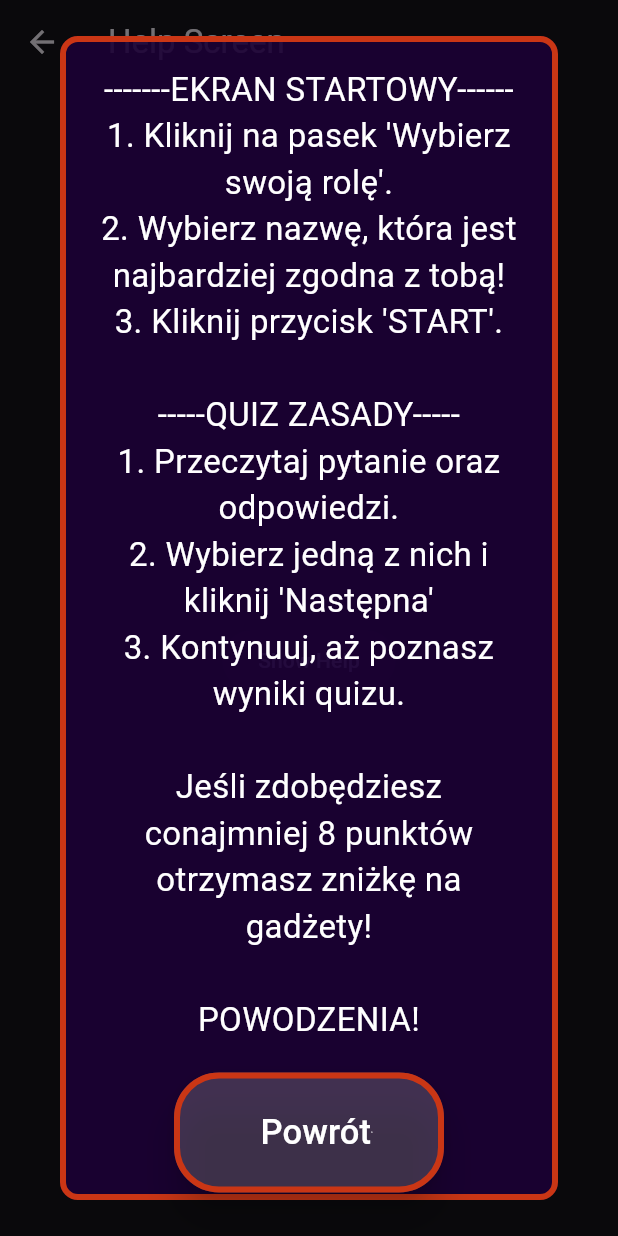
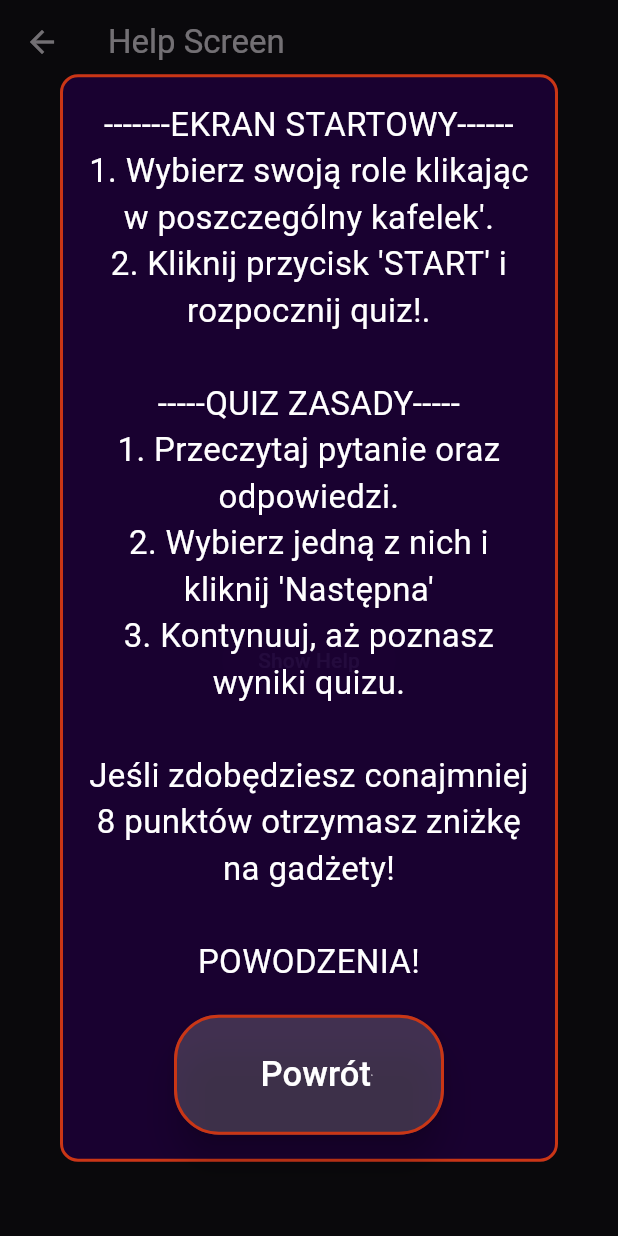
Before and after one commit to SzymonCzermak/planetquiz, a Flutter app: the HelpWidget screen opened directly, after a tap on "Show Help", on a phone screen of 412 x 824 dp. Run offline on Flutter 3.47's test engine with Material 3 defaults, Android fonts, the phone set to English and light mode, and no system bars; drawn by our look-alikes of animated_text_kit; our stand-ins replace audioplayers, firebase_core, firebase_database, video_player; missing offline and left inert: button_animations, timer_button; accounts and stored records are empty; Roboto replaces fonts that are missing (BungeeSpice); project files that could hold a hidden picture were left out.

```diff
--- a/planetquiz/lib/styles.dart
+++ b/planetquiz/lib/styles.dart
@@ -6,4 +6,4 @@ const Color violet2 =Color.fromARGB(184, 90, 0, 173);
 const Color gold = Color.fromARGB(255, 172, 155, 9);
 const Color red = Color.fromARGB(171, 163, 0, 0);
 const Color orange = Color.fromARGB(255, 202, 54, 21);
-const Color grey = Color.fromARGB(244, 177, 176, 176);
+const Color grey = Color.fromARGB(156, 96, 96, 96);
--- a/planetquiz/lib/widgets/help_widget.dart
+++ b/planetquiz/lib/widgets/help_widget.dart
@@ -15,10 +15,10 @@ void showHelpOverlay(BuildContext context) {
           borderRadius: BorderRadius.circular(12.0),
         ),
         child: Container(
-          constraints: BoxConstraints(maxWidth: 600),
+          constraints: BoxConstraints(maxWidth: 500),
           padding: EdgeInsets.all(16.0),
           decoration: BoxDecoration(
-            border: Border.all(color: orange, width: 4),
+            border: Border.all(color: orange, width: 2),
             borderRadius: BorderRadius.circular(12.0),
             color: Color.fromARGB(169, 27, 0, 53),
           ),
@@ -29,28 +29,20 @@ void showHelpOverlay(BuildContext context) {
                 width: double.infinity,
                 child: Align(
                   alignment: Alignment.center,
-                  child: AnimatedTextKit(
-                    animatedTexts: [
-                      TyperAnimatedText(
+                  child: Text(
   "-------EKRAN STARTOWY------\n"
-                        "1. Kliknij na pasek 'Wybierz swoją rolę'.\n"
-                        "2. Wybierz nazwę, która jest najbardziej zgodna z tobą!\n"
-                        "3. Kliknij przycisk 'START'.\n\n"
+  "1. Wybierz swoją role klikając w poszczególny kafelek'.\n"
+  "2. Kliknij przycisk 'START' i rozpocznij quiz!.\n\n"
   "-----QUIZ ZASADY-----\n"
   "1. Przeczytaj pytanie oraz odpowiedzi.\n"
   "2. Wybierz jedną z nich i kliknij 'Następna'\n"
   "3. Kontynuuj, aż poznasz wyniki quizu.\n\n"
   "Jeśli zdobędziesz conajmniej 8 punktów otrzymasz zniżkę na gadżety!\n\n"
   "POWODZENIA!",
-                        textStyle: TextStyle(fontSize: 22.0, color: Colors.white),
-                        speed: Duration(milliseconds: 8),
+  style: TextStyle(fontSize: 22.0, color: Colors.white),
   textAlign: TextAlign.center,
 ),
-                    ],
-                    isRepeatingAnimation: false,
-                    displayFullTextOnTap: true,
-                    stopPauseOnTap: true,
-                  ),
+
                 ),
               ),
               SizedBox(height: 20),
@@ -64,7 +56,7 @@ void showHelpOverlay(BuildContext context) {
                     backgroundColor: grey,
                     shape: RoundedRectangleBorder(
                       borderRadius: BorderRadius.circular(30),
-                      side: BorderSide(color: orange, width: 4),
+                      side: BorderSide(color: orange, width: 2),
                     ),
                     elevation: 10,
                     padding: EdgeInsets.symmetric(horizontal: 30, vertical: 20),
--- a/planetquiz/lib/widgets/social_media_bar.dart
+++ b/planetquiz/lib/widgets/social_media_bar.dart
@@ -93,7 +93,7 @@ class _QrDialog extends StatelessWidget {
           constraints: BoxConstraints(maxWidth: 600),
           padding: EdgeInsets.all(16.0),
           decoration: BoxDecoration(
-            border: Border.all(color: orange, width: 4),
+            border: Border.all(color: orange, width: 2),
             borderRadius: BorderRadius.circular(12.0),
             color: Color.fromARGB(169, 27, 0, 53),
           ),
@@ -127,7 +127,7 @@ class _QrDialog extends StatelessWidget {
                       borderRadius: BorderRadius.circular(30),
                       side: BorderSide(
                         color: orange,
-                        width: 4,
+                        width: 2,
                       ),
                     ),
                     elevation: 10,
```
Also changed, not shown: planetquiz/lib/screens/first_screen.dart (+5 -5 lines), planetquiz/lib/widgets/role_info.dart (+4 -4 lines). Lines whose indentation alone changed are shown as unchanged.
